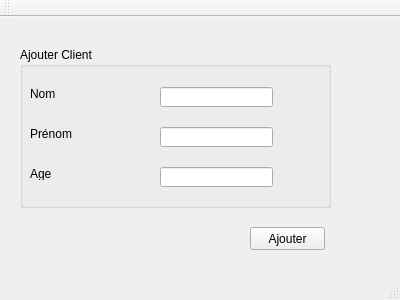
Above: mainwindow.ui from guir0t/Smart-Beauty-Center-2A15 before the change. Below: the same form after it.
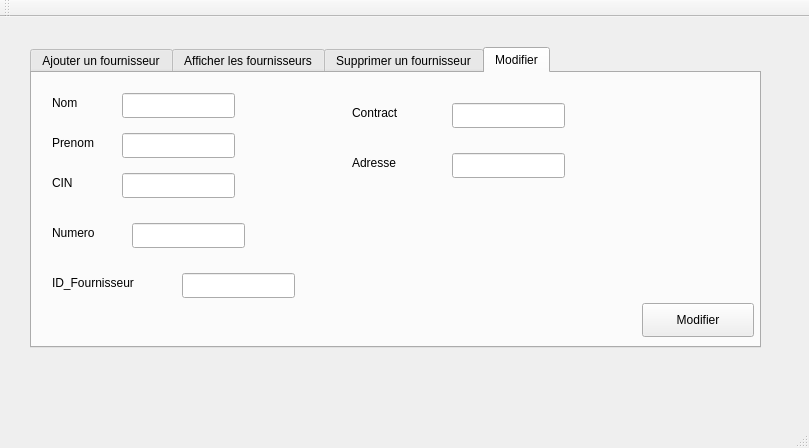
That is the form after the change.

```diff
--- a/mainwindow.ui
+++ b/mainwindow.ui
@@ -6,33 +6,49 @@
    <rect>
     <x>0</x>
     <y>0</y>
-    <width>400</width>
-    <height>300</height>
+    <width>809</width>
+    <height>448</height>
    </rect>
   </property>
   <property name="windowTitle">
    <string>Gestion des Clients</string>
   </property>
   <widget class="QWidget" name="centralWidget">
+   <widget class="QTabWidget" name="tabWidget">
+    <property name="geometry">
+     <rect>
+      <x>30</x>
+      <y>30</y>
+      <width>731</width>
+      <height>301</height>
+     </rect>
+    </property>
+    <property name="currentIndex">
+     <number>3</number>
+    </property>
+    <widget class="QWidget" name="tab_ajouter">
+     <attribute name="title">
+      <string>Ajouter un fournisseur</string>
+     </attribute>
    <widget class="QGroupBox" name="groupBox">
     <property name="geometry">
      <rect>
-      <x>20</x>
-      <y>30</y>
-      <width>311</width>
-      <height>161</height>
+        <x>0</x>
+        <y>10</y>
+        <width>771</width>
+        <height>311</height>
      </rect>
     </property>
     <property name="title">
-     <string>Ajouter Client</string>
+       <string>Ajouter</string>
     </property>
     <widget class="QLabel" name="label">
      <property name="geometry">
       <rect>
        <x>10</x>
        <y>40</y>
-       <width>47</width>
-       <height>13</height>
+         <width>69</width>
+         <height>20</height>
       </rect>
      </property>
      <property name="text">
@@ -43,80 +59,409 @@
      <property name="geometry">
       <rect>
        <x>10</x>
-       <y>80</y>
-       <width>47</width>
-       <height>13</height>
+         <y>79</y>
+         <width>71</width>
+         <height>31</height>
       </rect>
      </property>
      <property name="text">
-      <string>Prénom</string>
+        <string>Prenom</string>
      </property>
     </widget>
     <widget class="QLabel" name="label_3">
      <property name="geometry">
       <rect>
+         <x>20</x>
+         <y>130</y>
+         <width>51</width>
+         <height>20</height>
+        </rect>
+       </property>
+       <property name="text">
+        <string>CIN</string>
+       </property>
+      </widget>
+      <widget class="QLabel" name="label_4">
+       <property name="geometry">
+        <rect>
        <x>10</x>
-       <y>120</y>
-       <width>47</width>
-       <height>13</height>
+         <y>170</y>
+         <width>69</width>
+         <height>31</height>
       </rect>
      </property>
      <property name="text">
-      <string>Age</string>
-     </property>
-    </widget>
-    <widget class="QLineEdit" name="lineEdit">
+        <string>Numero</string>
+       </property>
+      </widget>
+      <widget class="QLineEdit" name="le_nom">
      <property name="geometry">
       <rect>
-       <x>140</x>
+         <x>90</x>
        <y>40</y>
        <width>113</width>
-       <height>20</height>
+         <height>25</height>
       </rect>
      </property>
     </widget>
     <widget class="QLineEdit" name="lineEdit_2">
      <property name="geometry">
       <rect>
-       <x>140</x>
-       <y>80</y>
+         <x>90</x>
+         <y>90</y>
        <width>113</width>
-       <height>20</height>
+         <height>25</height>
       </rect>
      </property>
     </widget>
     <widget class="QLineEdit" name="lineEdit_3">
      <property name="geometry">
       <rect>
-       <x>140</x>
-       <y>120</y>
+         <x>90</x>
+         <y>130</y>
        <width>113</width>
-       <height>20</height>
+         <height>25</height>
       </rect>
      </property>
     </widget>
-   </widget>
-   <widget class="QPushButton" name="pushButton">
+      <widget class="QLineEdit" name="le_numero">
+       <property name="geometry">
+        <rect>
+         <x>90</x>
+         <y>170</y>
+         <width>113</width>
+         <height>25</height>
+        </rect>
+       </property>
+      </widget>
+      <widget class="QPushButton" name="pb_ajouter">
     <property name="geometry">
      <rect>
-      <x>250</x>
-      <y>210</y>
-      <width>75</width>
-      <height>23</height>
+         <x>610</x>
+         <y>220</y>
+         <width>112</width>
+         <height>34</height>
      </rect>
     </property>
     <property name="text">
      <string>Ajouter</string>
     </property>
    </widget>
-  </widget>
-  <widget class="QMenuBar" name="menuBar">
+      <widget class="QLabel" name="label_5">
+       <property name="geometry">
+        <rect>
+         <x>10</x>
+         <y>220</y>
+         <width>111</width>
+         <height>20</height>
+        </rect>
+       </property>
+       <property name="text">
+        <string>ID_Fournisseur</string>
+       </property>
+      </widget>
+      <widget class="QLineEdit" name="le_id_fournisseur">
+       <property name="geometry">
+        <rect>
+         <x>130</x>
+         <y>220</y>
+         <width>113</width>
+         <height>25</height>
+        </rect>
+       </property>
+      </widget>
+      <widget class="QLabel" name="label_6">
+       <property name="geometry">
+        <rect>
+         <x>280</x>
+         <y>40</y>
+         <width>81</width>
+         <height>20</height>
+        </rect>
+       </property>
+       <property name="text">
+        <string>Contract</string>
+       </property>
+      </widget>
+      <widget class="QLineEdit" name="le_contract">
+       <property name="geometry">
+        <rect>
+         <x>370</x>
+         <y>40</y>
+         <width>113</width>
+         <height>25</height>
+        </rect>
+       </property>
+      </widget>
+      <widget class="QLabel" name="label_7">
+       <property name="geometry">
+        <rect>
+         <x>280</x>
+         <y>90</y>
+         <width>69</width>
+         <height>20</height>
+        </rect>
+       </property>
+       <property name="text">
+        <string>Adresse</string>
+       </property>
+      </widget>
+      <widget class="QLineEdit" name="le_adresse">
+       <property name="geometry">
+        <rect>
+         <x>370</x>
+         <y>90</y>
+         <width>113</width>
+         <height>25</height>
+        </rect>
+       </property>
+      </widget>
+     </widget>
+    </widget>
+    <widget class="QWidget" name="tab_2">
+     <attribute name="title">
+      <string>Afficher les fournisseurs</string>
+     </attribute>
+     <widget class="QTableView" name="tab_fournisseur">
    <property name="geometry">
     <rect>
      <x>0</x>
      <y>0</y>
-     <width>400</width>
+        <width>731</width>
+        <height>281</height>
+       </rect>
+      </property>
+     </widget>
+    </widget>
+    <widget class="QWidget" name="tab_3">
+     <attribute name="title">
+      <string>Supprimer un fournisseur</string>
+     </attribute>
+     <widget class="QLabel" name="label_8">
+      <property name="geometry">
+       <rect>
+        <x>20</x>
+        <y>79</y>
+        <width>131</width>
+        <height>31</height>
+       </rect>
+      </property>
+      <property name="text">
+       <string>ID Fournisseur</string>
+      </property>
+     </widget>
+     <widget class="QLineEdit" name="le_id_supp">
+      <property name="geometry">
+       <rect>
+        <x>190</x>
+        <y>90</y>
+        <width>201</width>
      <height>21</height>
+       </rect>
+      </property>
+     </widget>
+     <widget class="QPushButton" name="pb_supprimer">
+      <property name="geometry">
+       <rect>
+        <x>480</x>
+        <y>80</y>
+        <width>112</width>
+        <height>34</height>
+       </rect>
+      </property>
+      <property name="text">
+       <string>Supprimer</string>
+      </property>
+     </widget>
+    </widget>
+    <widget class="QWidget" name="tab">
+     <attribute name="title">
+      <string>Modifier</string>
+     </attribute>
+     <widget class="QLabel" name="label_9">
+      <property name="geometry">
+       <rect>
+        <x>20</x>
+        <y>20</y>
+        <width>69</width>
+        <height>20</height>
+       </rect>
+      </property>
+      <property name="text">
+       <string>Nom</string>
+      </property>
+     </widget>
+     <widget class="QLabel" name="label_10">
+      <property name="geometry">
+       <rect>
+        <x>20</x>
+        <y>60</y>
+        <width>69</width>
+        <height>20</height>
+       </rect>
+      </property>
+      <property name="text">
+       <string>Prenom</string>
+      </property>
+     </widget>
+     <widget class="QLabel" name="label_11">
+      <property name="geometry">
+       <rect>
+        <x>20</x>
+        <y>100</y>
+        <width>69</width>
+        <height>20</height>
+       </rect>
+      </property>
+      <property name="text">
+       <string>CIN</string>
+      </property>
+     </widget>
+     <widget class="QLabel" name="label_12">
+      <property name="geometry">
+       <rect>
+        <x>20</x>
+        <y>150</y>
+        <width>69</width>
+        <height>20</height>
+       </rect>
+      </property>
+      <property name="text">
+       <string>Numero</string>
+      </property>
+     </widget>
+     <widget class="QLabel" name="label_13">
+      <property name="geometry">
+       <rect>
+        <x>20</x>
+        <y>200</y>
+        <width>111</width>
+        <height>20</height>
+       </rect>
+      </property>
+      <property name="text">
+       <string>ID_Fournisseur</string>
+      </property>
+     </widget>
+     <widget class="QLineEdit" name="le_nom_m">
+      <property name="geometry">
+       <rect>
+        <x>90</x>
+        <y>20</y>
+        <width>113</width>
+        <height>25</height>
+       </rect>
+      </property>
+     </widget>
+     <widget class="QLineEdit" name="le_prenom_m">
+      <property name="geometry">
+       <rect>
+        <x>90</x>
+        <y>60</y>
+        <width>113</width>
+        <height>25</height>
+       </rect>
+      </property>
+     </widget>
+     <widget class="QLineEdit" name="le_cin_m">
+      <property name="geometry">
+       <rect>
+        <x>90</x>
+        <y>100</y>
+        <width>113</width>
+        <height>25</height>
+       </rect>
+      </property>
+     </widget>
+     <widget class="QLineEdit" name="le_numero_m">
+      <property name="geometry">
+       <rect>
+        <x>100</x>
+        <y>150</y>
+        <width>113</width>
+        <height>25</height>
+       </rect>
+      </property>
+     </widget>
+     <widget class="QLineEdit" name="le_id_m">
+      <property name="geometry">
+       <rect>
+        <x>150</x>
+        <y>200</y>
+        <width>113</width>
+        <height>25</height>
+       </rect>
+      </property>
+     </widget>
+     <widget class="QLabel" name="label_14">
+      <property name="geometry">
+       <rect>
+        <x>320</x>
+        <y>30</y>
+        <width>69</width>
+        <height>20</height>
+       </rect>
+      </property>
+      <property name="text">
+       <string>Contract</string>
+      </property>
+     </widget>
+     <widget class="QLabel" name="label_15">
+      <property name="geometry">
+       <rect>
+        <x>320</x>
+        <y>80</y>
+        <width>69</width>
+        <height>20</height>
+       </rect>
+      </property>
+      <property name="text">
+       <string>Adresse</string>
+      </property>
+     </widget>
+     <widget class="QLineEdit" name="le_contract_m">
+      <property name="geometry">
+       <rect>
+        <x>420</x>
+        <y>30</y>
+        <width>113</width>
+        <height>25</height>
+       </rect>
+      </property>
+     </widget>
+     <widget class="QLineEdit" name="le_adresse_m">
+      <property name="geometry">
+       <rect>
+        <x>420</x>
+        <y>80</y>
+        <width>113</width>
+        <height>25</height>
+       </rect>
+      </property>
+     </widget>
+     <widget class="QPushButton" name="pb_modifier">
+      <property name="geometry">
+       <rect>
+        <x>610</x>
+        <y>230</y>
+        <width>112</width>
+        <height>34</height>
+       </rect>
+      </property>
+      <property name="text">
+       <string>Modifier</string>
+      </property>
+     </widget>
+    </widget>
+   </widget>
+  </widget>
+  <widget class="QMenuBar" name="menuBar">
+   <property name="geometry">
+    <rect>
+     <x>0</x>
+     <y>0</y>
+     <width>809</width>
+     <height>30</height>
     </rect>
    </property>
   </widget>
```
Left out of the diff: 4 changed lines with no effect on the pictures. Lines whose indentation alone changed are shown as unchanged.
